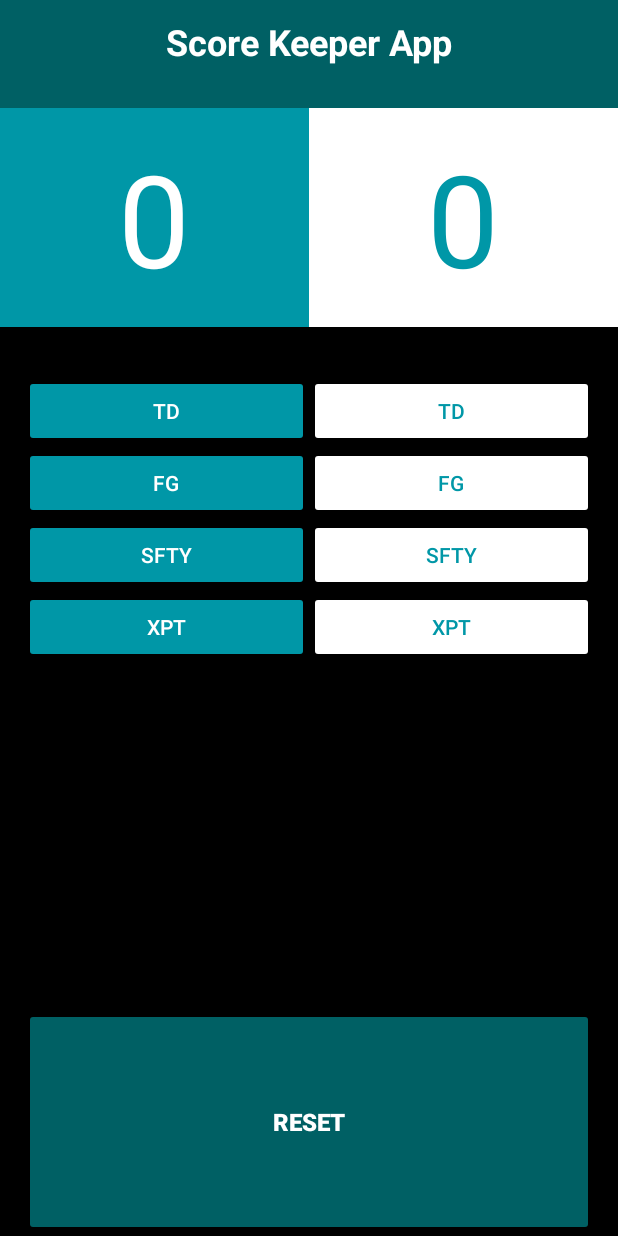
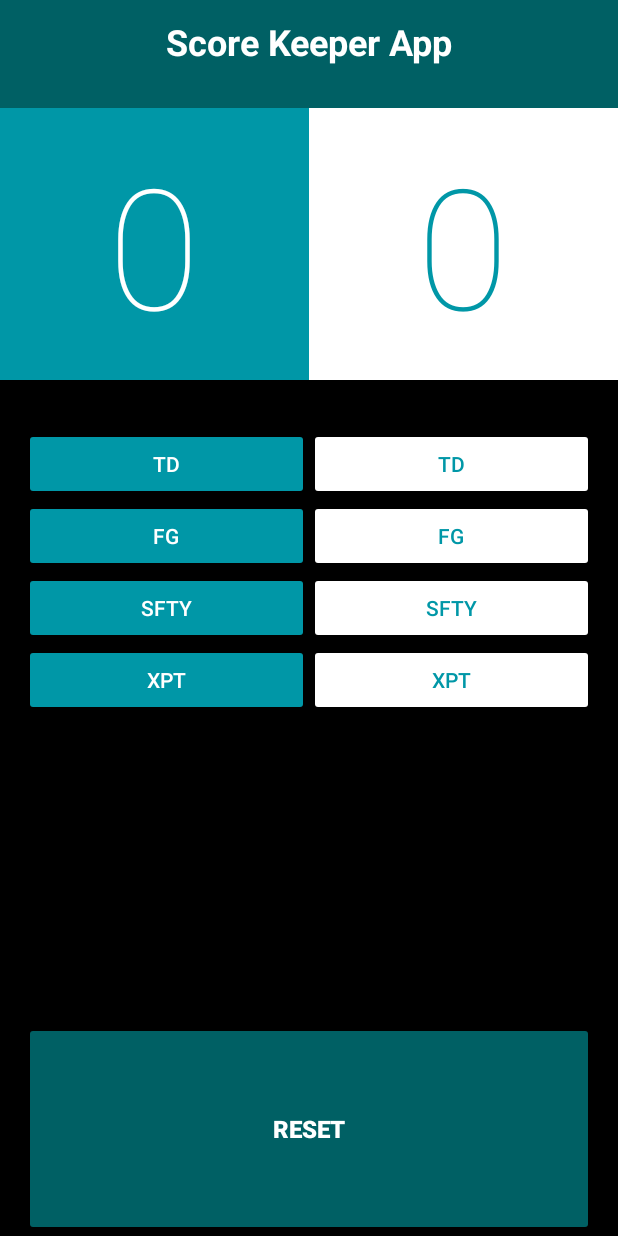
Before and after one commit to SoSoDeft/ScoreKeeperabnd, an Android app: the screen it shows after launch (MainActivity), on a phone screen of 412 x 824 dp. Run offline under Robolectric (Android 15) with nearby library versions, the phone set to English and light mode, and no system bars.

Commit message:
Text size, style and string resource update

```diff
--- a/app/src/main/res/layout/activity_main.xml
+++ b/app/src/main/res/layout/activity_main.xml
@@ -47,7 +47,8 @@
             android:gravity="center_horizontal"
             android:padding="@dimen/standard_padding"
             android:textColor="@android:color/white"
-            android:textSize="85sp"
+            android:fontFamily="sans-serif-thin"
+            android:textSize="@dimen/scoreboard_text_size"
             tools:text="10" />
 
         <TextView
@@ -59,7 +60,8 @@
             android:gravity="center_horizontal"
             android:padding="@dimen/standard_padding"
             android:textColor="@color/colorPrimary"
-            android:textSize="85sp"
+            android:fontFamily="sans-serif-thin"
+            android:textSize="@dimen/scoreboard_text_size"
             tools:text="35" />
     </LinearLayout>
     <!-- Button Group -->
--- a/app/src/main/res/values/dimens.xml
+++ b/app/src/main/res/values/dimens.xml
@@ -6,4 +6,5 @@
     <dimen name="section_padding">64dp</dimen>
     <dimen name="reset_text_size">16sp</dimen>
     <dimen name="title_text_size">24sp</dimen>
+    <dimen name="scoreboard_text_size">112sp</dimen>
 </resources>
```
